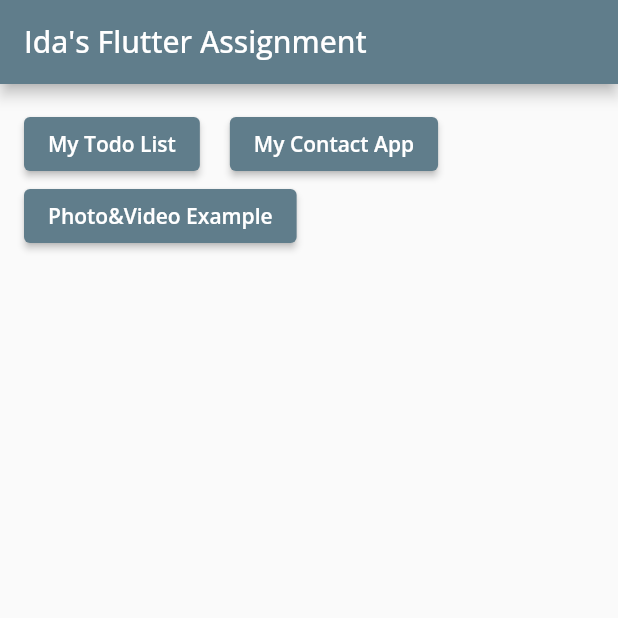
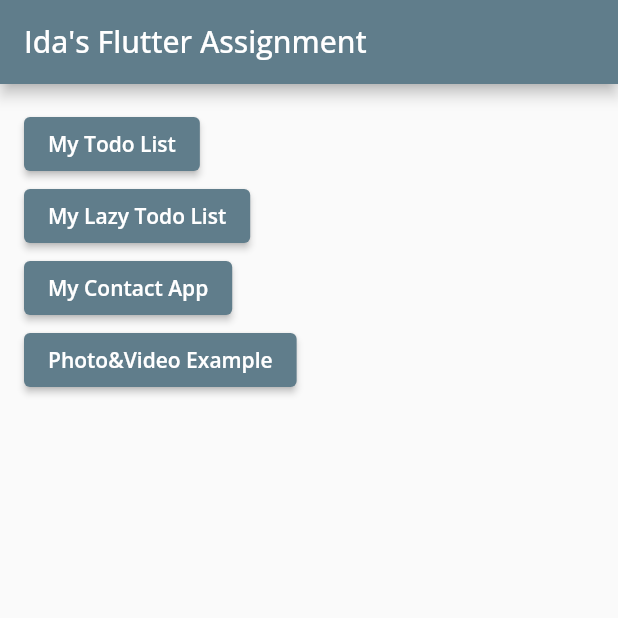
Before and after one commit to RuiXingJing/flutter_assignments, a Flutter app: the screen it shows after launch, on a phone screen of 412 x 824 dp, the top half of it. Run offline on Flutter 3.47's test engine with Material 2 defaults, Android fonts, the phone set to English and light mode, and no system bars; our stand-ins replace bloc, bloc_concurrency, equatable, flutter_bloc, formz, image_picker and 4 more; accounts and stored records are empty.

Commit message:
Add lazy todo list

```diff
--- a/lib/constants.dart
+++ b/lib/constants.dart
@@ -2,13 +2,16 @@ class Strings {
   static const String appName = 'Ida\'s Flutter Assignment';
 
   static const String buttonTextTodo = 'My Todo List';
+  static const String buttonTextLazyTodo = 'My Lazy Todo List';
   static const String buttonTextContact = 'My Contact App';
+  static const String buttonPhotoVideo = 'Photo&Video Example';
   static const String buttonTextSave = 'Save';
   static const String buttonTextUpdate = 'Update';
   static const String buttonTextDelete = 'Delete';
   static const String buttonTextReload = 'Reload';
 
   static const String pageTitleTodo = 'Todo List';
+  static const String pageTitleLazyTodo = 'Lazy Todo List';
   static const String pageTitleContactList = 'Contacts List';
   static const String pageTitleFavoriteContact = 'Favorite Contacts';
   static const String pageTitleAddContact = 'Add New Contact';
--- a/lib/home_page.dart
+++ b/lib/home_page.dart
@@ -1,6 +1,7 @@
 import 'package:flutter/material.dart';
 import 'package:flutter_assignments/contacts/camera/camera_main_page.dart';
 import 'package:flutter_assignments/todo/todo_main_page.dart';
+import 'package:flutter_assignments/todo_lazy/view/lazy_todo_page.dart';
 
 import 'constants.dart';
 import 'contacts/contacts_main_page.dart';
@@ -19,24 +20,22 @@ class HomePage extends StatelessWidget {
             child: Column(
               crossAxisAlignment: CrossAxisAlignment.start,
               children: [
-                Row(
-                  children: [
-                    Padding(
-                        padding:
-                            const EdgeInsets.only(right: Paddings.padding20),
-                        child: _assignmentButton(context,
-                            Strings.buttonTextTodo, const TodoMainPage())),
-                    Padding(
-                        padding:
-                            const EdgeInsets.only(right: Paddings.padding20),
-                        child: _assignmentButton(
-                            context,
-                            Strings.buttonTextContact,
-                            const ContactsMainPage())),
-                  ],
-                ),
-                _assignmentButton(
-                    context, 'Photo&Video Example', const CameraMainPage(title: 'Photo&Video Example',))
+                Padding(
+                    padding: const EdgeInsets.only(right: Paddings.padding20),
+                    child: _assignmentButton(
+                        context, Strings.buttonTextTodo, const TodoMainPage())),
+                Padding(
+                    padding: const EdgeInsets.only(right: Paddings.padding20),
+                    child: _assignmentButton(context,
+                        Strings.buttonTextLazyTodo, const LazyToDoPage())),
+                Padding(
+                    padding: const EdgeInsets.only(right: Paddings.padding20),
+                    child: _assignmentButton(context, Strings.buttonTextContact,
+                        const ContactsMainPage())),
+                Padding(
+                    padding: const EdgeInsets.only(right: Paddings.padding20),
+                    child: _assignmentButton(context, Strings.buttonPhotoVideo,
+                        const CameraMainPage(title: Strings.buttonPhotoVideo))),
               ],
             )));
   }
--- a/lib/todo/todo_main_page.dart
+++ b/lib/todo/todo_main_page.dart
@@ -19,7 +19,7 @@ class _TodoMainPageState extends State<TodoMainPage> {
   @override
   void initState() {
     super.initState();
-    todoList = dataRepo.getRichTodoList(++dataRepo.currentPage);
+    todoList = dataRepo.getRichTodoList();
   }
 
   @override
@@ -84,7 +84,7 @@ class _TodoMainPageState extends State<TodoMainPage> {
   }
 
   Future<void> _onReload() async {
-    List<RichToDo> result = await dataRepo.getRichTodoList(1);
+    List<RichToDo> result = await dataRepo.getRichTodoList();
     setState(() {
       todoList = Future.value(result);
     });
--- /dev/null
+++ b/lib/todo_lazy/bloc/lazy_todo_event.dart
@@ -0,0 +1,12 @@
+part of 'lazy_todo_bloc.dart';
+
+abstract class LazyToDoEvent extends Equatable {
+  const LazyToDoEvent();
+
+  @override
+  List<Object> get props => [];
+}
+
+class LazyToDoFetched extends LazyToDoEvent {}
+
+class LazyToDoReload extends LazyToDoEvent{}
--- a/pubspec.yaml
+++ b/pubspec.yaml
@@ -48,6 +48,8 @@ dependencies:
   json_serializable: ^6.6.0
   json_annotation: ^4.8.0
   http: ^0.13.5
+  stream_transform: ^2.1.0
+  bloc_concurrency: ^0.2.1
 
 dev_dependencies:
   flutter_test:
```
Also changed, not shown: lib/data/repositories/data_repository.dart (+12 -13 lines), lib/todo_lazy/bloc/lazy_todo_bloc.dart (added, +63 -0 lines), lib/todo_lazy/bloc/lazy_todo_state.dart (added, +33 -0 lines), lib/todo_lazy/model/lazy_todo.dart (added, +17 -0 lines), lib/todo_lazy/view/bottom_loader.dart (added, +17 -0 lines), lib/todo_lazy/view/lazy_todo_list.dart (added, +105 -0 lines), lib/todo_lazy/view/lazy_todo_page.dart (added, +27 -0 lines), pubspec.lock.
